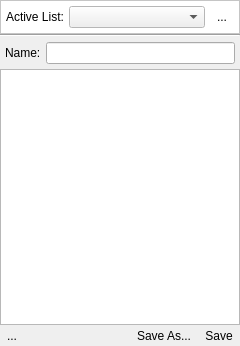
First picture: the form in uman/src/QUPlaylistArea.ui, repository UltraStar-Deluxe/UltraStar-Manager, before the edit.
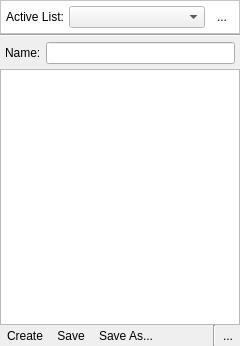
Second picture: the form after the edit. Icons and pictures are not drawn. Custom widgets are drawn as their Qt base class.

Commit message: create playlist button, minor changes with song db reload and no playlists

Diff of the .ui file:
```diff
--- a/uman/src/QUPlaylistArea.ui
+++ b/uman/src/QUPlaylistArea.ui
@@ -187,16 +187,62 @@
       <number>0</number>
      </property>
      <item>
-      <widget class="QToolButton" name="removePlaylistBtn" >
+      <widget class="QToolButton" name="createPlaylistBtn" >
+       <property name="text" >
+        <string>Create</string>
+       </property>
+       <property name="icon" >
+        <iconset resource="images/uman.qrc" >
+         <normaloff>:/bullets/plus_small.png</normaloff>:/bullets/plus_small.png</iconset>
+       </property>
+       <property name="iconSize" >
+        <size>
+         <width>10</width>
+         <height>10</height>
+        </size>
+       </property>
+       <property name="toolButtonStyle" >
+        <enum>Qt::ToolButtonTextBesideIcon</enum>
+       </property>
+       <property name="autoRaise" >
+        <bool>true</bool>
+       </property>
+      </widget>
+     </item>
+     <item>
+      <widget class="QToolButton" name="savePlaylistBtn" >
        <property name="toolTip" >
         <string>Remove current playlist</string>
        </property>
        <property name="text" >
-        <string>...</string>
+        <string>Save</string>
        </property>
        <property name="icon" >
         <iconset resource="images/uman.qrc" >
-         <normaloff>:/control/bin.png</normaloff>:/control/bin.png</iconset>
+         <normaloff>:/control/save.png</normaloff>:/control/save.png</iconset>
+       </property>
+       <property name="toolButtonStyle" >
+        <enum>Qt::ToolButtonTextBesideIcon</enum>
+       </property>
+       <property name="autoRaise" >
+        <bool>true</bool>
+       </property>
+      </widget>
+     </item>
+     <item>
+      <widget class="QToolButton" name="savePlaylistAsBtn" >
+       <property name="toolTip" >
+        <string>Save current playlist with a new filename...</string>
+       </property>
+       <property name="text" >
+        <string>Save As...</string>
+       </property>
+       <property name="icon" >
+        <iconset resource="images/uman.qrc" >
+         <normaloff>:/control/save_as.png</normaloff>:/control/save_as.png</iconset>
+       </property>
+       <property name="toolButtonStyle" >
+        <enum>Qt::ToolButtonTextBesideIcon</enum>
        </property>
        <property name="autoRaise" >
         <bool>true</bool>
@@ -217,39 +263,23 @@
       </spacer>
      </item>
      <item>
-      <widget class="QToolButton" name="savePlaylistAsBtn" >
-       <property name="toolTip" >
-        <string>Save current playlist with a new filename...</string>
-       </property>
-       <property name="text" >
-        <string>Save As...</string>
-       </property>
-       <property name="icon" >
-        <iconset resource="images/uman.qrc" >
-         <normaloff>:/control/save_as.png</normaloff>:/control/save_as.png</iconset>
-       </property>
-       <property name="toolButtonStyle" >
-        <enum>Qt::ToolButtonTextBesideIcon</enum>
-       </property>
-       <property name="autoRaise" >
-        <bool>true</bool>
+      <widget class="Line" name="line" >
+       <property name="orientation" >
+        <enum>Qt::Vertical</enum>
        </property>
       </widget>
      </item>
      <item>
-      <widget class="QToolButton" name="savePlaylistBtn" >
+      <widget class="QToolButton" name="removePlaylistBtn" >
        <property name="toolTip" >
         <string>Save changes to current playlist</string>
        </property>
        <property name="text" >
-        <string>Save</string>
+        <string>...</string>
        </property>
        <property name="icon" >
         <iconset resource="images/uman.qrc" >
-         <normaloff>:/control/save.png</normaloff>:/control/save.png</iconset>
-       </property>
-       <property name="toolButtonStyle" >
-        <enum>Qt::ToolButtonTextBesideIcon</enum>
+         <normaloff>:/control/bin.png</normaloff>:/control/bin.png</iconset>
        </property>
        <property name="autoRaise" >
         <bool>true</bool>
```
Left out of the diff: 9 changed lines with no effect on the pictures. The commit also changes 3 other files.
